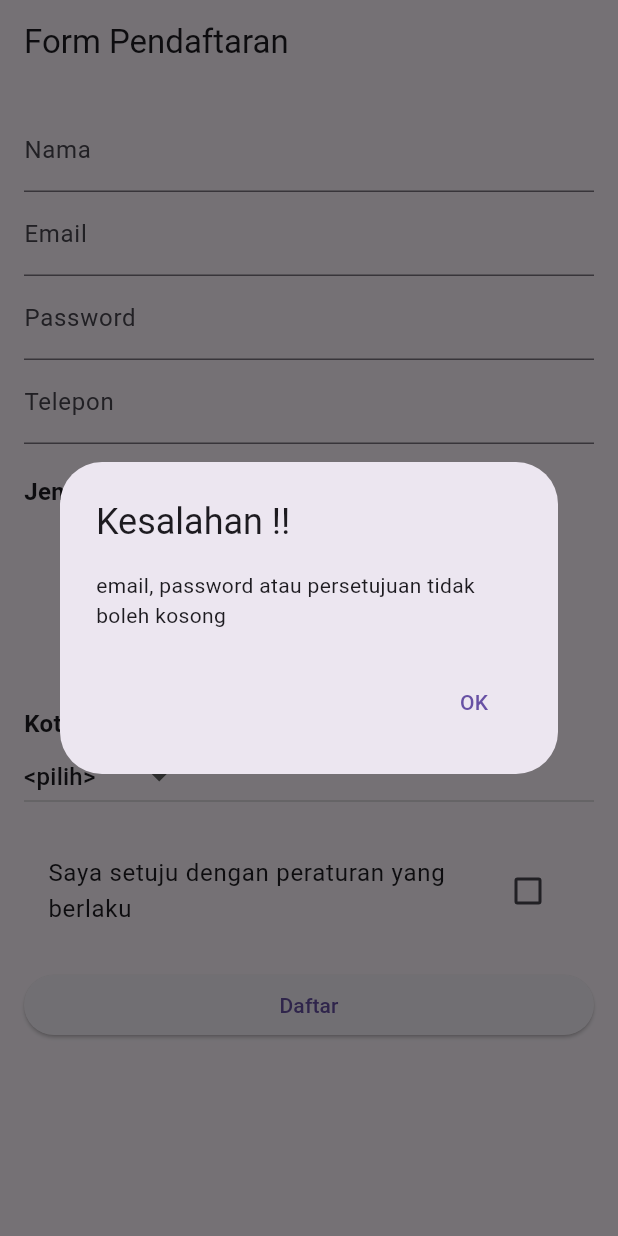
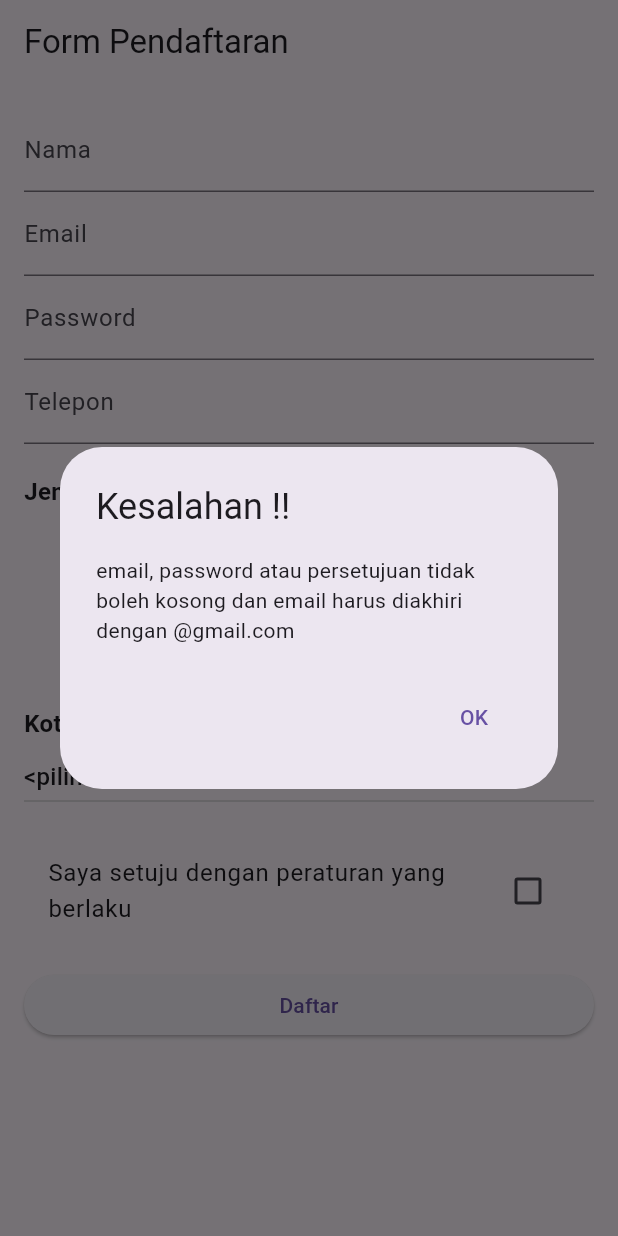
Before and after one commit to bert093/Flutter_Tugas, a Flutter app: the screen it shows after launch, after a tap on "Daftar", on a phone screen of 412 x 824 dp. Run offline on Flutter 3.47's test engine with Material 3 defaults, Android fonts, the phone set to English and light mode, and no system bars.

Commit message:
must add @gmail.com at the end of the email

```diff
--- a/lib/regis_login02/register02.dart
+++ b/lib/regis_login02/register02.dart
@@ -36,13 +36,14 @@ class _UserProfileFormState extends State<Register02> { // class _UserProfileFor
     String email = _emailController.text; // mengambil nilai dari text field email
     String password = _pswdController.text; // mengambil nilai dari text field password
 
-    if (email == '' || password == '' || _setuju == false) { // jika email, password atau persetujuan kosong, maka akan menampilkan pesan dialog
+    // menambahkan saat di bagian email tidak diakhiri dengan @gmail.com (SYAHRIL)
+    if (email == '' || password == '' || _setuju == false || !email.endsWith('@gmail.com')) { // jika email, password atau persetujuan kosong, atau email tidak diakhiri dengan @gmai.com, maka akan menampilkan pesan dialog
       showDialog( // method showDialog digunakan untuk menampilkan dialog
         context: context, // context digunakan untuk mengakses konteks widget
         builder: (BuildContext context) { // builder digunakan untuk membuat konten dari dialog
           return AlertDialog( // AlertDialog digunakan untuk menampilkan dialog
             title: const Text('Kesalahan !!'), // title digunakan untuk judul dari dialog
-            content: const Text('email, password atau persetujuan tidak boleh kosong'), // content digunakan untuk isi dari dialog
+            content: const Text('email, password atau persetujuan tidak boleh kosong dan email harus diakhiri dengan @gmail.com'), // content digunakan untuk isi dari dialog
             actions: <Widget>[ // actions digunakan untuk tombol dalam dialog
               TextButton( // TextButton digunakan untuk menampilkan tombol
                 child: const Text('OK'), // child digunakan untuk konten dari tombol
```
